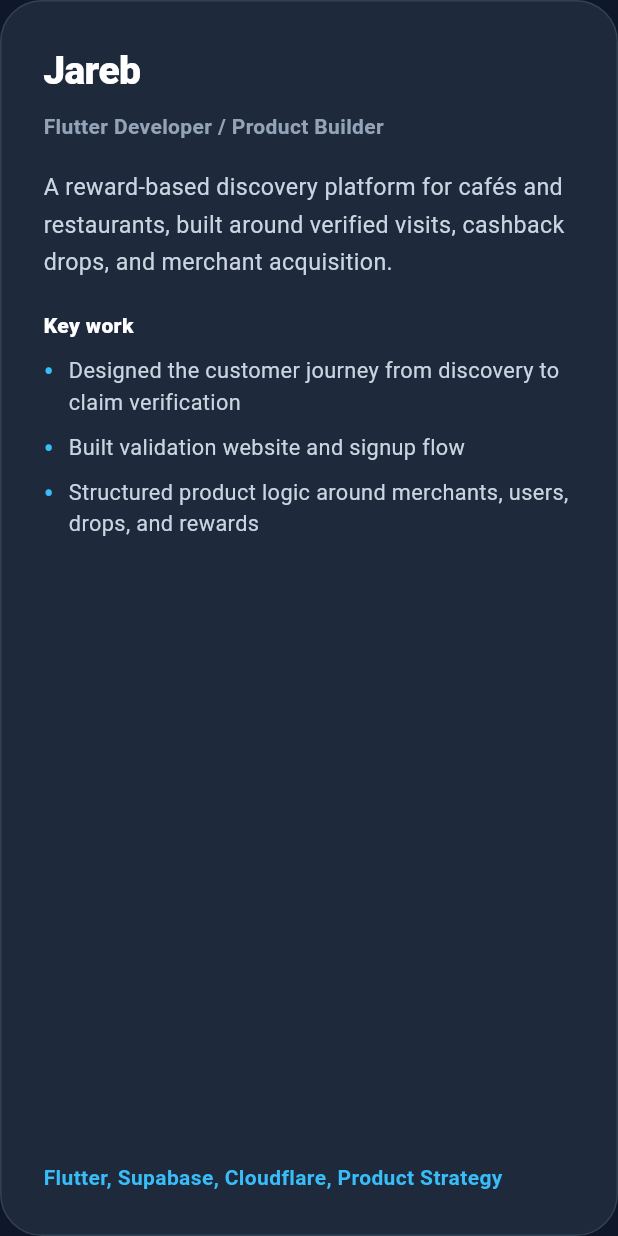
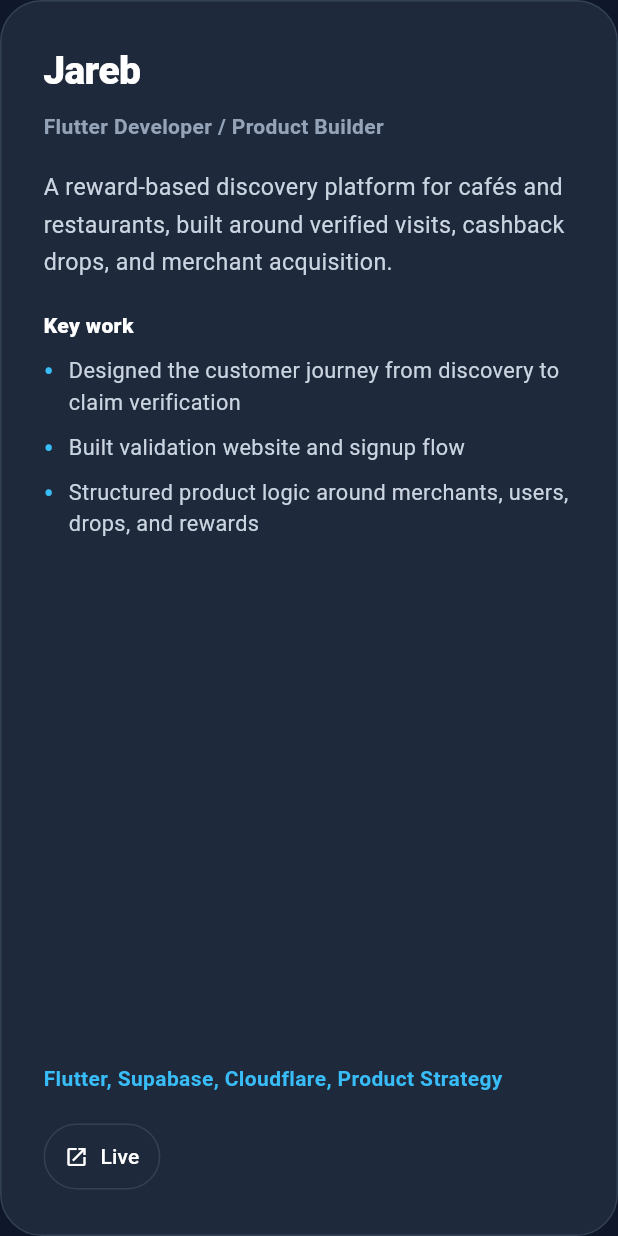
Before and after one commit to Mahmood-Sharif/mahmood_dev, a Flutter app: the ProjectCard widget shown alone on an empty page, opened directly with sample values from the repository, on a phone screen of 412 x 824 dp. Run offline on Flutter 3.47's test engine with Material 3 defaults, Android fonts, the phone set to English and light mode, and no system bars.

Commit message:
Add project action links

```diff
--- a/lib/data/projects_data.dart
+++ b/lib/data/projects_data.dart
@@ -12,6 +12,7 @@ const projects = [
       'Built validation website and signup flow',
       'Structured product logic around merchants, users, drops, and rewards',
     ],
+    liveUrl: 'https://jareb.app',
   ),
   Project(
     title: 'Academity',
@@ -24,6 +25,7 @@ const projects = [
       'Worked on payment collection and reminder workflows',
       'Explored Tap Payments and WhatsApp automation integrations',
     ],
+    liveUrl: 'https://github.com/Mahmood-Sharif/Academity_App',
   ),
   Project(
     title: 'Social Network',
@@ -36,6 +38,7 @@ const projects = [
       'Built follow/request/private profile logic',
       'Debugged real-time messaging and notification behavior',
     ],
+    githubUrl: 'https://github.com/YOUR_USERNAME/social-network',
   ),
   Project(
     title: 'Real-Time Forum',
@@ -48,5 +51,6 @@ const projects = [
       'Handled auth, posts, comments, and private messages',
       'Worked with backend routes and frontend state updates',
     ],
+    githubUrl: 'https://github.com/YOUR_USERNAME/real-time-forum',
   ),
 ];
--- a/lib/models/project.dart
+++ b/lib/models/project.dart
@@ -4,6 +4,9 @@ class Project {
   final String role;
   final String techStack;
   final List<String> highlights;
+  final String? githubUrl;
+  final String? liveUrl;
+  final String? caseStudyUrl;
 
   const Project({
     required this.title,
@@ -11,5 +14,8 @@ class Project {
     required this.role,
     required this.techStack,
     required this.highlights,
+    this.githubUrl,
+    this.liveUrl,
+    this.caseStudyUrl,
   });
 }
--- a/lib/sections/projects_section.dart
+++ b/lib/sections/projects_section.dart
@@ -24,7 +24,7 @@ class ProjectsSection extends StatelessWidget {
               crossAxisCount: isMobile ? 1 : 2,
               crossAxisSpacing: 20,
               mainAxisSpacing: 20,
-              childAspectRatio: isMobile ? 0.92 : 0.95,
+              childAspectRatio: isMobile ? 0.72 : 0.78,
             ),
             itemBuilder: (context, index) {
               return ProjectCard(project: projects[index]);
--- a/lib/widgets/project_card.dart
+++ b/lib/widgets/project_card.dart
@@ -2,6 +2,7 @@ import 'package:flutter/material.dart';
 
 import '../app/app_theme.dart';
 import '../models/project.dart';
+import '../utils/link_launcher.dart';
 
 class ProjectCard extends StatelessWidget {
   final Project project;
@@ -54,6 +55,8 @@ class ProjectCard extends StatelessWidget {
               height: 1.4,
             ),
           ),
+          const SizedBox(height: 18),
+          _ProjectActions(project: project),
         ],
       ),
     );
@@ -130,3 +133,75 @@ class _ProjectHighlight extends StatelessWidget {
     );
   }
 }
+
+class _ProjectActions extends StatelessWidget {
+  final Project project;
+
+  const _ProjectActions({required this.project});
+
+  @override
+  Widget build(BuildContext context) {
+    final actions = <Widget>[
+      if (project.githubUrl != null)
+        _ProjectActionButton(
+          label: 'GitHub',
+          icon: Icons.code,
+          onTap: () => launchExternalUrl(project.githubUrl!),
+        ),
+      if (project.liveUrl != null)
+        _ProjectActionButton(
+          label: 'Live',
+          icon: Icons.open_in_new,
+          onTap: () => launchExternalUrl(project.liveUrl!),
+        ),
+      if (project.caseStudyUrl != null)
+        _ProjectActionButton(
+          label: 'Case Study',
+          icon: Icons.article_outlined,
+          onTap: () => launchExternalUrl(project.caseStudyUrl!),
+        ),
+    ];
+
+    if (actions.isEmpty) {
+      return const Text(
+        'Case study coming soon',
+        style: TextStyle(
+          color: AppTheme.textMuted,
+          fontSize: 13,
+          fontWeight: FontWeight.w700,
+        ),
+      );
+    }
+
+    return Wrap(spacing: 10, runSpacing: 10, children: actions);
+  }
+}
+
+class _ProjectActionButton extends StatelessWidget {
+  final String label;
+  final IconData icon;
+  final VoidCallback onTap;
+
+  const _ProjectActionButton({
+    required this.label,
+    required this.icon,
+    required this.onTap,
+  });
+
+  @override
+  Widget build(BuildContext context) {
+    return MouseRegion(
+      cursor: SystemMouseCursors.click,
+      child: OutlinedButton.icon(
+        onPressed: onTap,
+        icon: Icon(icon, size: 16),
+        label: Text(label),
+        style: OutlinedButton.styleFrom(
+          foregroundColor: AppTheme.textPrimary,
+          side: const BorderSide(color: AppTheme.border),
+          padding: const EdgeInsets.symmetric(horizontal: 14, vertical: 12),
+        ),
+      ),
+    );
+  }
+}
```
